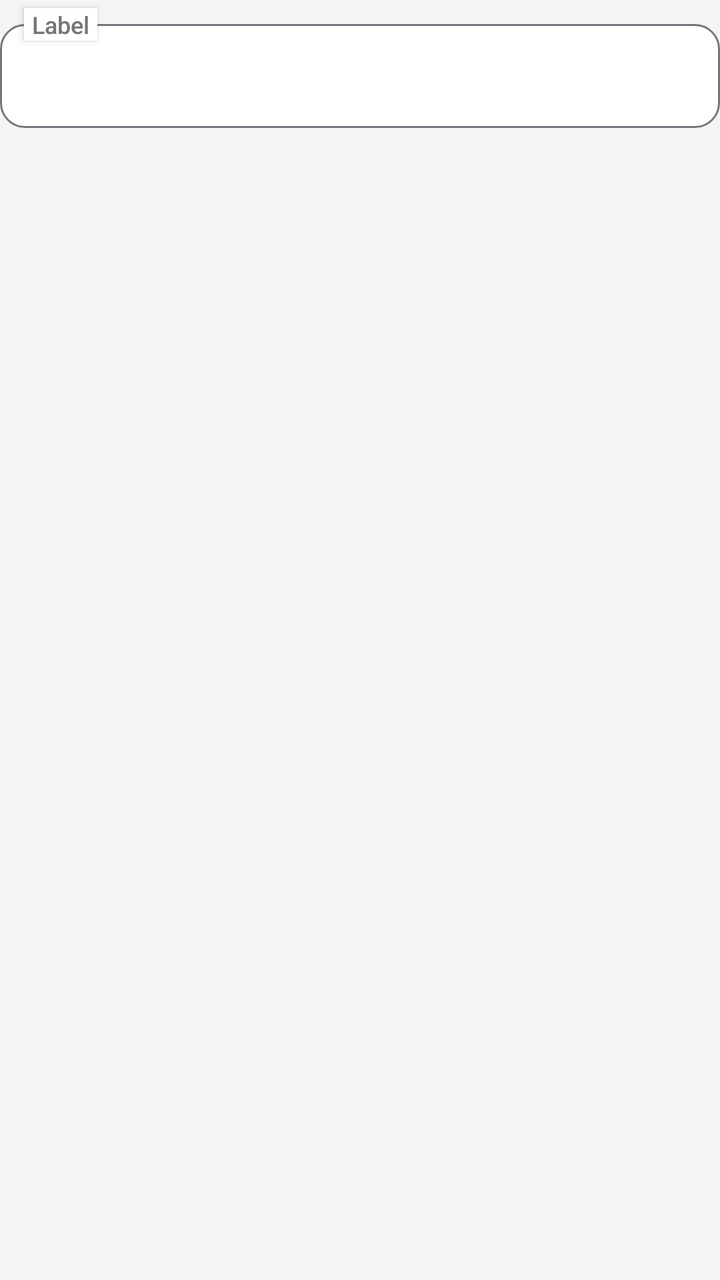
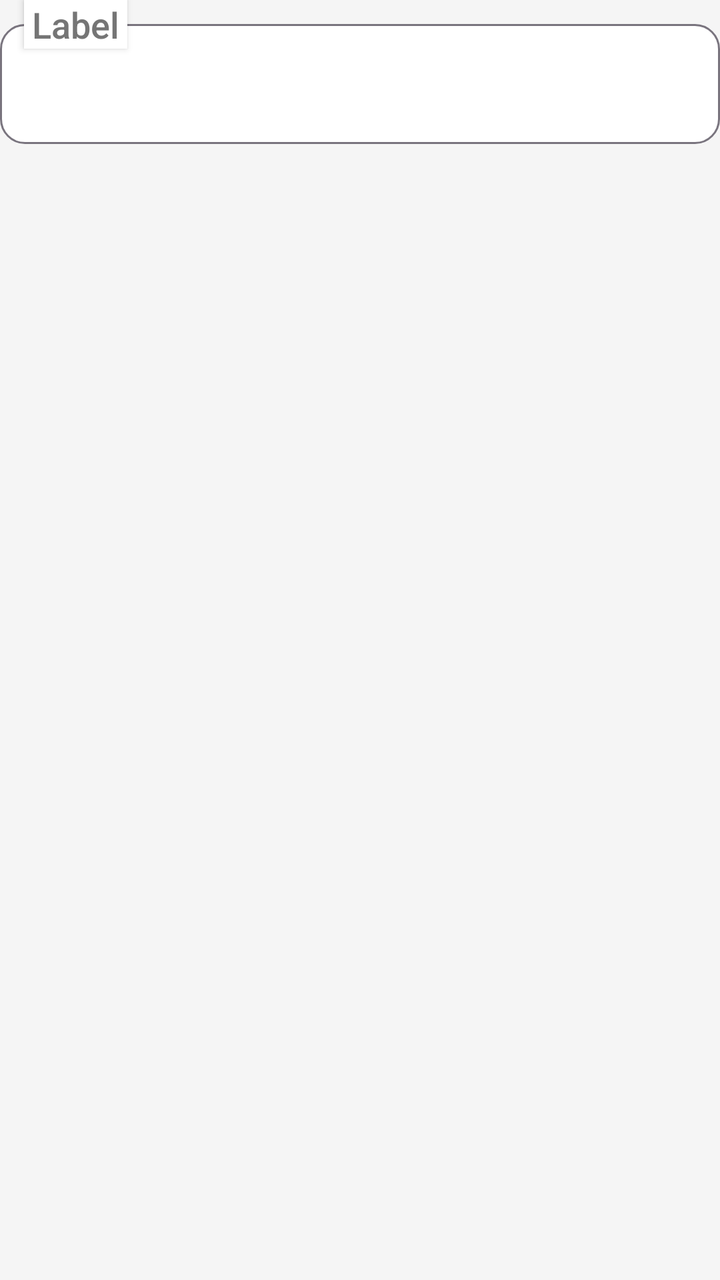

Before-and-after screenshots of an Android layout around one commit, followed by the original layout XML and the change that was made.
<!-- AndroidManifest.xml: application theme Theme.MobileApp -->
<!-- res/layout/view_input.xml -->
<?xml version="1.0" encoding="utf-8"?>
<androidx.constraintlayout.widget.ConstraintLayout
    xmlns:android="http://schemas.android.com/apk/res/android"
    xmlns:app="http://schemas.android.com/apk/res-auto"
    xmlns:tools="http://schemas.android.com/tools"
    android:layout_width="match_parent"
    android:layout_height="wrap_content"
    android:clipChildren="false"
    android:clipToPadding="false"
    android:paddingBottom="8dp">

    <EditText
        android:id="@+id/edtInput"
        android:layout_width="0dp"
        android:layout_height="wrap_content"
        app:layout_constraintStart_toStartOf="parent"
        app:layout_constraintEnd_toEndOf="parent"
        app:layout_constraintTop_toTopOf="parent"
        android:layout_marginTop="12dp"
        android:background="@drawable/bg_text"
        android:paddingHorizontal="16dp"
        android:paddingVertical="12dp"
        android:minHeight="52dp"
        android:textSize="16sp"
        android:textColor="?attr/colorOnSurface"
        style="@style/AppText.Medium"
        android:inputType="text"
        android:autofillHints="auto"
        tools:targetApi="o" />

    <TextView
        android:id="@+id/tvError"
        android:layout_width="0dp"
        android:layout_height="wrap_content"
        app:layout_constraintTop_toBottomOf="@id/edtInput"
        app:layout_constraintStart_toStartOf="parent"
        app:layout_constraintEnd_toEndOf="parent"
        app:layout_constraintBottom_toBottomOf="parent"
        android:textColor="#F44336"
        android:textSize="12sp"
        android:visibility="gone"
        android:layout_marginTop="4dp"
        android:maxLines="2"
        android:ellipsize="end"/>

    <TextView
        android:id="@+id/tvLabel"
        android:layout_width="wrap_content"
        android:layout_height="wrap_content"
        app:layout_constraintTop_toTopOf="@+id/edtInput"
        app:layout_constraintBottom_toTopOf="@+id/edtInput"
        app:layout_constraintStart_toStartOf="@+id/edtInput"
        android:layout_marginStart="12dp"
        android:paddingHorizontal="4dp"
        android:background="?attr/colorSurface"
        android:text="Label"
        android:textSize="12sp"
        android:textColor="#757575"
        style="@style/AppText.Medium"
        android:elevation="2dp"
        android:labelFor="@+id/edtInput" />

</androidx.constraintlayout.widget.ConstraintLayout>
<!-- resources referenced by this layout -->
<resources>
  <!-- drawable bg_text (drawable) -->
  <?xml version="1.0" encoding="utf-8"?>
  <selector xmlns:android="http://schemas.android.com/apk/res/android">
  
      <item android:state_focused="true">
          <shape>
              <solid android:color="?attr/colorSurface" />
              <corners android:radius="12dp" />
              <stroke
                  android:width="2dp"
                  android:color="?attr/colorPrimary" />
          </shape>
      </item>
  
      <item>
          <shape>
              <solid android:color="?attr/colorSurface" />
              <corners android:radius="12dp" />
              <stroke
                  android:width="1dp"
                  android:color="?attr/colorOutline" />
          </shape>
      </item>
  
  </selector>
  <style name="AppText.Medium">
          <item name="android:fontFamily">sans-serif-medium</item>
      </style>
  <style name="Theme.MobileApp" parent="Theme.Material3.DayNight.NoActionBar">
          <item name="android:windowBackground">@color/bg_light</item>
          <item name="colorSurface">@color/white</item>
          <item name="colorOnSurface">@color/text_primary_light</item>
          <item name="colorError">@color/red</item>
          <item name="colorPrimary">@color/primary</item>
          <item name="colorOnPrimary">@color/white</item>
          <item name="android:textColorPrimary">@color/text_primary_light</item>
          <item name="android:windowLightStatusBar">true</item>
          <item name="colorSurfaceVariant">#E0E0E0</item>
      </style>
  <color name="bg_light">#F5F5F5</color>
  <color name="white">#FFFFFFFF</color>
  <color name="text_primary_light">#212121</color>
  <color name="red">#F44336</color>
  <color name="primary">#2196F3</color>
</resources>

<!-- the commit's change to res/layout/view_input.xml (unified diff, before → after) -->
@@ -20,13 +20,15 @@
         android:background="@drawable/bg_text"
         android:paddingHorizontal="16dp"
         android:paddingVertical="12dp"
-        android:minHeight="52dp"
-        android:textSize="16sp"
+        android:minHeight="60dp"
+        android:textSize="18sp"
         android:textColor="?attr/colorOnSurface"
         style="@style/AppText.Medium"
-        android:inputType="text"
-        android:autofillHints="auto"
-        tools:targetApi="o" />
+        android:inputType="text|textCapSentences"
+        android:maxLines="1"
+        android:gravity="center_vertical"
+        android:importantForAutofill="no"
+        android:windowSoftInputMode="adjustPan" />
 
     <TextView
         android:id="@+id/tvError"
@@ -54,7 +56,7 @@
         android:paddingHorizontal="4dp"
         android:background="?attr/colorSurface"
         android:text="Label"
-        android:textSize="12sp"
+        android:textSize="18sp"
         android:textColor="#757575"
         style="@style/AppText.Medium"
         android:elevation="2dp"
